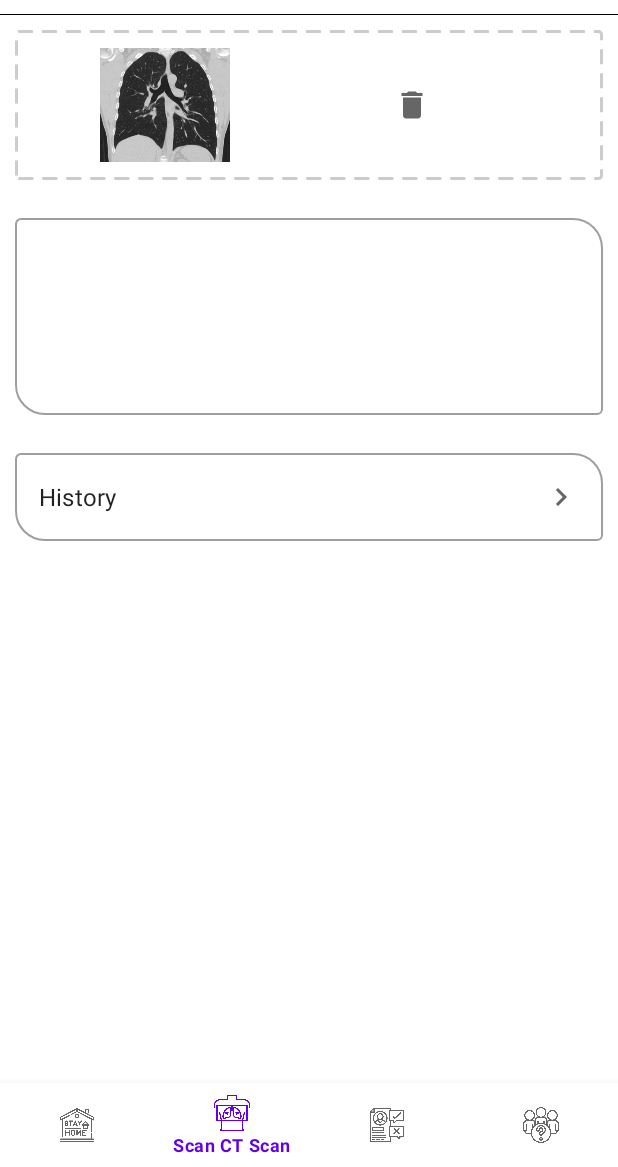
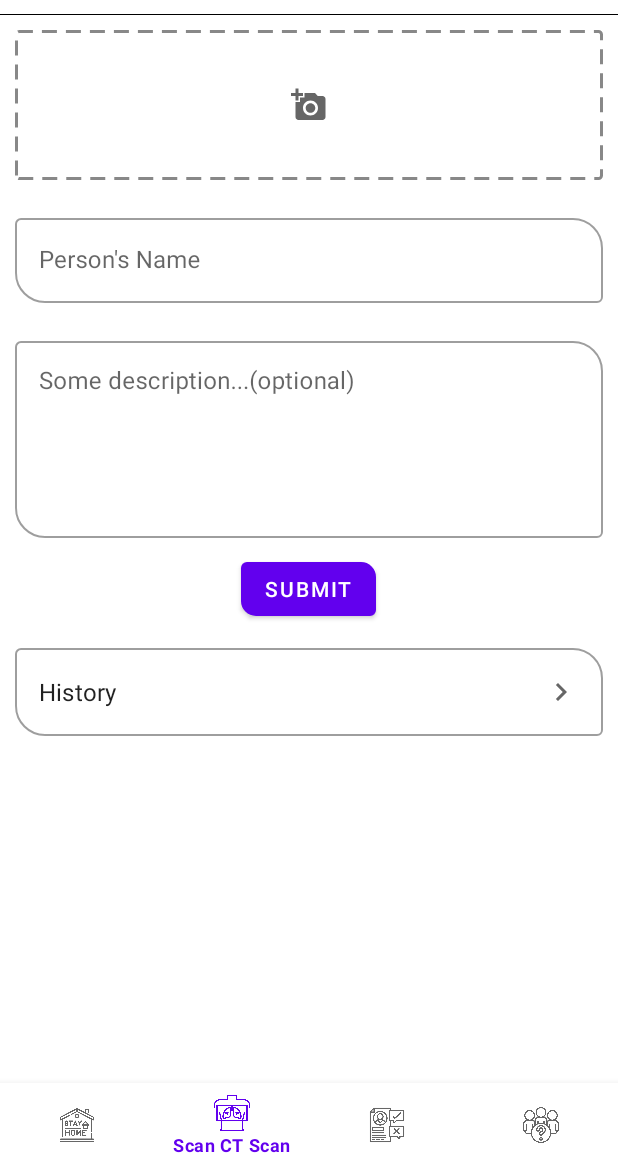
Before and after one commit to pulkit697/GoCorona, an Android app: the XRayScanFragment screen opened through its navigation route, item 2 of the bottom bar chosen, on a phone screen of 412 x 824 dp, the part 69-1236 px from its top. Run offline under Robolectric (Android 15) with nearby library versions, the phone set to English and light mode, and no system bars; our stand-ins replace navigation-ui; 3 statements that could not run were skipped.

```diff
--- a/app/src/main/java/dev/pulkit/gocorona/ui/MainActivity.kt
+++ b/app/src/main/java/dev/pulkit/gocorona/ui/MainActivity.kt
@@ -8,6 +8,7 @@ import androidx.navigation.fragment.findNavController
 import androidx.navigation.ui.setupWithNavController
 import dev.pulkit.gocorona.R
 import kotlinx.android.synthetic.main.activity_main.*
+import kotlinx.android.synthetic.main.fragment_x_ray_scan.*
 
 class MainActivity : AppCompatActivity() {
 
@@ -28,7 +29,7 @@ class MainActivity : AppCompatActivity() {
             }
         }
     }
-    fun navigateToHistoryFragment(view: View) {
+    fun navigateToHistoryFragment(view:View) {
         navController.navigate(R.id.action_XRayScanFragment_to_historyMyXRaysFragment)
     }
 }
--- a/app/src/main/java/dev/pulkit/gocorona/ui/fragments/XRayScanFragment.kt
+++ b/app/src/main/java/dev/pulkit/gocorona/ui/fragments/XRayScanFragment.kt
@@ -1,8 +1,71 @@
 package dev.pulkit.gocorona.ui.fragments
 
+import android.app.Activity.RESULT_OK
+import android.content.Intent
+import android.os.Bundle
 import android.view.View
 import androidx.fragment.app.Fragment
 import dev.pulkit.gocorona.R
+import kotlinx.android.synthetic.main.fragment_x_ray_scan.*
 
 class XRayScanFragment : Fragment(R.layout.fragment_x_ray_scan) {
+    override fun onViewCreated(view: View, savedInstanceState: Bundle?) {
+        super.onViewCreated(view, savedInstanceState)
+        showCam()
+        tilFragXRayMLReportBox.visibility = View.GONE
+        iv_frag_x_ray_cam_icon.setOnClickListener{ getImageFromGallery() }
+        iv_frag_x_ray_delete_image.setOnClickListener { deletePickedImage() }
+        btFragXRaySubmitImage.setOnClickListener{
+            getMLReport()
+            uploadXRayReport()
+        }
+
+    }
+
+    fun getMLReport(){
+        tilFragXRayMLReportBox.visibility = View.VISIBLE
+        tvFragXRayMLReportOfCTScan.setText("Processing...")
+        tvFragXRayMLReportOfCTScan.setCompoundDrawablesWithIntrinsicBounds(null,null,null,null)
+        /* get report from internet */
+        tvFragXRayMLReportOfCTScan.setText("All OK!")
+        tvFragXRayMLReportOfCTScan.setCompoundDrawablesWithIntrinsicBounds(0,0,R.drawable.ic_check_green,0)
+
+    }
+
+    fun uploadXRayReport(){}
+
+    private fun getImageFromGallery(){
+        val i = Intent()
+         i.apply {
+            type = "image/*"
+            action = Intent.ACTION_GET_CONTENT
+        }
+        startActivityForResult(Intent.createChooser(i,"Select any image"),200)
+    }
+
+    override fun onActivityResult(requestCode: Int, resultCode: Int, data: Intent?) {
+        super.onActivityResult(requestCode, resultCode, data)
+        if(requestCode == 200 && resultCode == RESULT_OK && data!=null){
+            val uri = data.data
+            iv_frag_x_ray_uploaded_image.setImageURI(uri)
+            hideCam()
+        }
+    }
+
+    private fun deletePickedImage(){
+        showCam()
+    }
+
+    private fun showCam(){
+        iv_frag_x_ray_cam_icon.visibility = View.VISIBLE
+        iv_frag_x_ray_uploaded_image.visibility = View.GONE
+        iv_frag_x_ray_delete_image.visibility = View.GONE
+    }
+
+    private fun hideCam(){
+        iv_frag_x_ray_cam_icon.visibility = View.GONE
+        iv_frag_x_ray_uploaded_image.visibility = View.VISIBLE
+        iv_frag_x_ray_delete_image.visibility = View.VISIBLE
+    }
+
 }
--- a/app/src/main/res/drawable/dotted_border.xml
+++ b/app/src/main/res/drawable/dotted_border.xml
@@ -1,9 +1,8 @@
 <?xml version="1.0" encoding="utf-8"?>
-
 <shape xmlns:android="http://schemas.android.com/apk/res/android">
     <stroke
         android:width="2dp"
-        android:color="#cccccc"
+        android:color="#888888"
         android:dashWidth="10dp"
         android:dashGap="6dp"/>
     <padding android:left="7dp" android:top="7dp"
--- /dev/null
+++ b/app/src/main/res/drawable/ic_check_green.xml
@@ -0,0 +1,5 @@
+<vector android:height="24dp" android:tint="#62C420"
+    android:viewportHeight="24" android:viewportWidth="24"
+    android:width="24dp" xmlns:android="http://schemas.android.com/apk/res/android">
+    <path android:fillColor="@android:color/white" android:pathData="M16.59,7.58L10,14.17l-3.59,-3.58L5,12l5,5 8,-8zM12,2C6.48,2 2,6.48 2,12s4.48,10 10,10 10,-4.48 10,-10S17.52,2 12,2zM12,20c-4.42,0 -8,-3.58 -8,-8s3.58,-8 8,-8 8,3.58 8,8 -3.58,8 -8,8z"/>
+</vector>
--- /dev/null
+++ b/app/src/main/res/drawable/ic_warn_red.xml
@@ -0,0 +1,5 @@
+<vector android:height="24dp" android:tint="#D43619"
+    android:viewportHeight="24" android:viewportWidth="24"
+    android:width="24dp" xmlns:android="http://schemas.android.com/apk/res/android">
+    <path android:fillColor="@android:color/white" android:pathData="M1,21h22L12,2 1,21zM13,18h-2v-2h2v2zM13,14h-2v-4h2v4z"/>
+</vector>
--- /dev/null
+++ b/app/src/main/res/drawable/solid_border.xml
@@ -0,0 +1,6 @@
+<?xml version="1.0" encoding="UTF-8"?>
+<shape xmlns:android="http://schemas.android.com/apk/res/android">
+    <stroke android:width="1dp" android:color="#555555" />
+    <corners android:radius="5dp"/>
+    <padding android:left="0dp" android:top="0dp" android:right="0dp" android:bottom="0dp" />
+</shape>
--- a/app/src/main/res/layout/fragment_x_ray_scan.xml
+++ b/app/src/main/res/layout/fragment_x_ray_scan.xml
@@ -49,6 +49,27 @@
             />
     </androidx.constraintlayout.widget.ConstraintLayout>
 
+    <com.google.android.material.textfield.TextInputLayout
+        android:id="@+id/tilFragXRayName"
+        android:layout_width="match_parent"
+        android:layout_height="wrap_content"
+        style="@style/Widget.MaterialComponents.TextInputLayout.OutlinedBox"
+        android:layout_margin="10dp"
+        app:boxCornerRadiusBottomStart="20dp"
+        app:boxCornerRadiusTopEnd="20dp"
+        >
+
+        <com.google.android.material.textfield.TextInputEditText
+            android:id="@+id/etFragXRayPersonName"
+            android:layout_width="match_parent"
+            android:layout_height="wrap_content"
+            android:lines="1"
+            android:scrollbars="vertical"
+            android:hint="Person's Name"
+            />
+    </com.google.android.material.textfield.TextInputLayout>
+
+
     <ScrollView
         android:layout_width="match_parent"
         android:layout_height="wrap_content">
@@ -65,9 +86,43 @@
             android:layout_height="wrap_content"
             android:lines="5"
             android:scrollbars="vertical"
+            android:hint="Some description...(optional)"
+            android:gravity="top"
         />
     </com.google.android.material.textfield.TextInputLayout>
     </ScrollView>
+    <com.google.android.material.button.MaterialButton
+        android:id="@+id/btFragXRaySubmitImage"
+        android:layout_width="wrap_content"
+        android:layout_height="wrap_content"
+        android:layout_gravity="center_horizontal"
+        android:text="Submit"
+        app:shapeAppearanceOverlay="@style/ShapeAppearance.MyApp.SmallComponent"
+        />
+
+    <com.google.android.material.textfield.TextInputLayout
+        android:id="@+id/tilFragXRayMLReportBox"
+        android:layout_width="match_parent"
+        android:layout_height="wrap_content"
+        style="@style/Widget.MaterialComponents.TextInputLayout.OutlinedBox"
+        android:layout_margin="10dp"
+        app:boxCornerRadiusBottomStart="20dp"
+        app:boxCornerRadiusTopEnd="20dp"
+        >
+
+        <com.google.android.material.textfield.TextInputEditText
+            android:id="@+id/tvFragXRayMLReportOfCTScan"
+            android:layout_width="match_parent"
+            android:layout_height="wrap_content"
+            android:clickable="true"
+            android:editable="false"
+            android:focusable="false"
+            android:lines="1"
+            android:scrollbars="vertical"
+            android:text="Processing..."
+            />
+    </com.google.android.material.textfield.TextInputLayout>
+
     <com.google.android.material.textfield.TextInputLayout
         android:layout_width="match_parent"
         android:layout_height="wrap_content"
@@ -78,6 +133,7 @@
         >
 
         <com.google.android.material.textfield.TextInputEditText
+            android:id="@+id/tvFragXRayHistory"
             android:layout_width="match_parent"
             android:layout_height="wrap_content"
             android:clickable="true"
--- a/app/src/main/res/values/themes.xml
+++ b/app/src/main/res/values/themes.xml
@@ -13,4 +13,8 @@
         <item name="android:statusBarColor" tools:targetApi="l">?attr/colorPrimaryVariant</item>
         <!-- Customize your theme here. -->
     </style>
+    <style name="ShapeAppearance.MyApp.SmallComponent" parent="ShapeAppearance.MaterialComponents.SmallComponent">
+        <item name="cornerSizeTopRight">10dp</item>
+        <item name="cornerSizeBottomLeft">10dp</item>
+    </style>
 </resources>
```
Also changed, not shown: app/src/main/res/layout/fragment_history_my_x_rays.xml (+15 -4 lines), app/src/main/res/layout/fragment_home.xml (+3 -7 lines), app/src/main/res/layout/list_item_view_history_x_rays.xml (added, +73 -0 lines).
